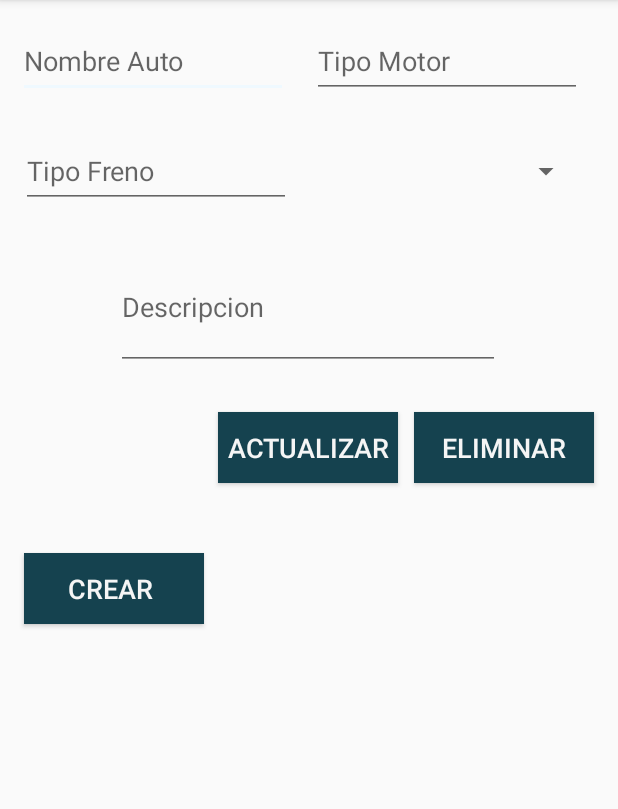
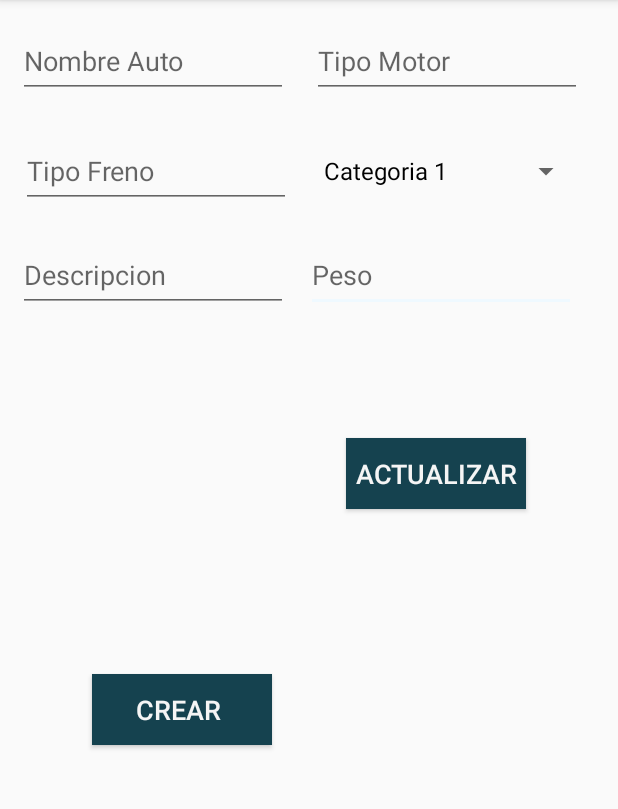
Before and after one commit to Joseph-112/UdeCarFinal, an Android app: the CrearAutos screen opened directly, with no data from a screen before it, after a tap on "CREAR", on a phone screen of 412 x 824 dp, the part 84-893 px from its top. Run offline under Robolectric (Android 15) with nearby library versions, the phone set to English and light mode, and no system bars; our stand-ins replace Firebase (no records; nobody signed in at launch, a user with empty details on screens opened directly).

Commit message:
//Listado de motores

```diff
--- a/app/src/main/java/com/udecar/CrearAutos.java
+++ b/app/src/main/java/com/udecar/CrearAutos.java
@@ -6,47 +6,46 @@ import androidx.appcompat.app.AppCompatActivity;
 import android.app.ProgressDialog;
 import android.os.Bundle;
 import android.text.TextUtils;
-import android.view.MenuItem;
 import android.view.View;
 import android.widget.AdapterView;
 import android.widget.ArrayAdapter;
 import android.widget.Button;
 import android.widget.EditText;
 import android.widget.ListView;
-import android.widget.ProgressBar;
 import android.widget.Spinner;
 import android.widget.Toast;
 
-import com.google.firebase.FirebaseApp;
 import com.google.firebase.database.DataSnapshot;
 import com.google.firebase.database.DatabaseError;
 import com.google.firebase.database.DatabaseReference;
 import com.google.firebase.database.FirebaseDatabase;
 import com.google.firebase.database.ValueEventListener;
-import com.udecar.Datos.Autos;
+import com.udecar.Datos.Automovil;
+import com.udecar.Datos.Bujia;
 
 import java.util.ArrayList;
 import java.util.List;
-import java.util.UUID;
 
-public class CrearAutos extends AppCompatActivity implements View.OnClickListener {
+public class CrearAutos<categoria> extends AppCompatActivity implements View.OnClickListener, AdapterView.OnItemSelectedListener {
 
-    private List<Autos> listAutos = new ArrayList<Autos>();
-    ArrayAdapter<Autos> arrayAdapterAutos;
+    private List<Automovil> listAutos = new ArrayList<Automovil>();
+    ArrayAdapter<Automovil> arrayAdapterAutos;
 
     private EditText nombreAuto;
     private EditText tipoFreno;
     private EditText tipoMotor;
-    private Button btnCrear, btnActualizar, btnEliminar;
+    private EditText descripcion, peso;
+    private Button btnCrear, btnActualizar;
     private Spinner sp_Categoria;
     private ListView autos;
+
 
     private ProgressDialog progressDialog;
 
     FirebaseDatabase firebaseDatabase;
     DatabaseReference databaseReference;
 
-    Autos autoSelected;
+    Automovil autoSelected;
 
 
 
@@ -58,10 +57,12 @@ public class CrearAutos extends AppCompatActivity implements View.OnClickListene
         nombreAuto = (EditText) findViewById(R.id.textNombreAuto);
         tipoFreno = (EditText) findViewById(R.id.txtTipoFreno);
         tipoMotor = (EditText) findViewById(R.id.txtTipoMotor);
+        descripcion = (EditText) findViewById(R.id.txtDescripcion);
+        peso = (EditText) findViewById(R.id.txtPeso);
         btnCrear= (Button) findViewById(R.id.btnCrear);
         btnActualizar= (Button) findViewById(R.id.btn_Actualizar);
-        btnEliminar= (Button) findViewById(R.id.btn_Eliminar);
-        sp_Categoria = (Spinner) findViewById(R.id.spCategoria);
+        sp_Categoria = findViewById(R.id.spCategoria);
+        sp_Categoria.setOnItemSelectedListener(this);
 
         autos = (ListView) findViewById(R.id.lvAutos);
 
@@ -69,40 +70,54 @@ public class CrearAutos extends AppCompatActivity implements View.OnClickListene
         firebaseDatabase = firebaseDatabase.getInstance();
         databaseReference = firebaseDatabase.getReference();
         listAutos();
-        llenarCategoria();
+        categoria();
 
 
-       btnCrear.setOnClickListener(this);
-       btnActualizar.setOnClickListener(this);
-       btnEliminar.setOnClickListener(this);
+        btnCrear.setOnClickListener(this);
+        btnActualizar.setOnClickListener(this);
+
 
         autos.setOnItemClickListener(new AdapterView.OnItemClickListener() {
             @Override
             public void onItemClick(AdapterView<?> parent, View view, int position, long id) {
-                autoSelected = (Autos) parent.getItemAtPosition(position);
-                nombreAuto.setText(autoSelected.getNombreAuto());
-                tipoFreno.setText(autoSelected.getTipoFreno());
-                tipoMotor.setText(autoSelected.getTipoMotor());
+                autoSelected = (Automovil) parent.getItemAtPosition(position);
+                nombreAuto.setText(autoSelected.getNombreAutomovil());
+                tipoFreno.setText(autoSelected.getNombreFrenos());
+                tipoMotor.setText(autoSelected.getNombreMotor());
+                descripcion.setText(autoSelected.getDescripcion());
+                //peso.setText((int) autoSelected.getPesoAutomovil());
+
             }
         });
 
+
     }
+    private void categoria (){
+        String [] categorias ={"Categoria 1", "Categoria 2", "Categoria 3"};
+        sp_Categoria.setAdapter((new ArrayAdapter<String>(CrearAutos.this, android.R.layout.simple_spinner_dropdown_item, categorias)));
 
-    private void llenarCategoria() {
     }
 
     private void listAutos() {
-        databaseReference.child("Autos").addValueEventListener(new ValueEventListener() {
+        databaseReference.child("Automoviles").addValueEventListener(new ValueEventListener() {
             @Override
             public void onDataChange(@NonNull DataSnapshot dataSnapshot) {
                 listAutos.clear();
-                for (DataSnapshot objSnaptshot : dataSnapshot.getChildren()){
-                    Autos a = objSnaptshot.getValue(Autos.class);
+                for (DataSnapshot auto : dataSnapshot.getChildren()){
+                    Automovil a = auto.getValue(Automovil.class);
+                    a.setNombreAutomovil(auto.getKey());
+                   // a.setPesoAutomovil(Float.parseFloat(auto.child("pesoAutomovil").getValue().toString()));
+                    a.setNombreMotor(auto.child("nombreMotor").getValue().toString());
+                    a.setDescripcion(auto.child("descripcion").getValue().toString());
+                    a.setNombreFrenos(auto.child("nombreFrenos").getValue().toString());
+                    //a.setImagenAutomovil(Integer.parseInt(auto.child("imagenAutomovil").getValue().toString()));
+                    a.setCategoria(auto.child("categoria").getValue().toString());
                     listAutos.add(a);
 
-                    arrayAdapterAutos = new ArrayAdapter<Autos>(CrearAutos.this, android.R.layout.simple_list_item_1, listAutos);
+                    arrayAdapterAutos = new ArrayAdapter<Automovil>(CrearAutos.this, android.R.layout.simple_list_item_1, listAutos);
                     autos.setAdapter(arrayAdapterAutos);
                 }
+
             }
 
             @Override
@@ -117,6 +132,10 @@ public class CrearAutos extends AppCompatActivity implements View.OnClickListene
         String nombre = nombreAuto.getText().toString();
         String freno = tipoFreno.getText().toString();
         String motor = tipoMotor.getText().toString();
+        String descrip = descripcion.getText().toString();
+        String categ = sp_Categoria.toString();
+        String pso = peso.getText().toString();
+
 
         if (TextUtils.isEmpty(nombre)){
             Toast.makeText(this, "Por favor ingrese un nombre de auto", Toast.LENGTH_SHORT).show();
@@ -132,13 +151,28 @@ public class CrearAutos extends AppCompatActivity implements View.OnClickListene
             Toast.makeText(this, "Por favor ingrese un tipo de motor", Toast.LENGTH_SHORT).show();
             return;
         }
+
+        if (TextUtils.isEmpty(descrip)){
+            Toast.makeText(this, "Por favor ingrese una descripcion", Toast.LENGTH_SHORT).show();
+            return;
+        }
+
+
         else {
-            Autos a = new Autos();
-            a.setIdAuto(UUID.randomUUID().toString());
-            a.setNombreAuto(nombre);
-            a.setTipoFreno(freno);
-            a.setTipoMotor(motor);
-            databaseReference.child("Autos").child(a.getIdAuto()).setValue(a);
+            Automovil a = new Automovil();
+            Bujia b = new Bujia();
+
+
+
+            a.setNombreAutomovil(nombre);
+            a.setNombreFrenos(freno);
+            a.setNombreMotor(motor);
+            a.setDescripcion(descrip);
+            a.setCategoria(categ);
+            //a.setPesoAutomovil(pso);
+//Firebase
+            databaseReference.child("Automoviles").child(a.getNombreAutomovil()).setValue(a);
+            databaseReference.child("Bujia").child(a.getNombreAutomovil()).setValue(a);
             Toast.makeText(this, "Agregado", Toast.LENGTH_SHORT).show();
             limpiarCajas();
         }
@@ -151,33 +185,33 @@ public class CrearAutos extends AppCompatActivity implements View.OnClickListene
         String nombre = nombreAuto.getText().toString();
         String freno = tipoFreno.getText().toString();
         String motor = tipoMotor.getText().toString();
+        String categ = sp_Categoria.toString();
+        String descrip = descripcion.getText().toString();
+        // pso = peso.getText().toString();
 
-        Autos b = new Autos();
-        b.setIdAuto(autoSelected.getIdAuto());
-        b.setNombreAuto(nombreAuto.getText().toString().trim());
-        b.setNombreAuto(tipoFreno.getText().toString().trim());
-        b.setNombreAuto(tipoMotor.getText().toString().trim());
-        databaseReference.child("Autos").child(b.getIdAuto()).setValue(b);
+        Automovil b = new Automovil();
+        b.setNombreMotor(autoSelected.getNombreAutomovil());
+        b.setNombreAutomovil(nombreAuto.getText().toString().trim());
+        b.setNombreFrenos(tipoFreno.getText().toString().trim());
+        b.setNombreMotor(tipoMotor.getText().toString().trim());
+        b.setCategoria(sp_Categoria.getSelectedItem().toString().trim());
+
+
+        databaseReference.child("Automoviles").child(b.getNombreAutomovil()).setValue(b);
         Toast.makeText(this,"Actualizado", Toast.LENGTH_LONG).show();
         limpiarCajas();
 
 
     }
 
-    private void eliminar() {
-        Autos p = new Autos();
-        p.setIdAuto(autoSelected.getIdAuto());
-        databaseReference.child("Autos").child(p.getIdAuto()).removeValue();
-        Toast.makeText(this,"Eliminado", Toast.LENGTH_LONG).show();
-        limpiarCajas();
-
-    }
-
-
     private void limpiarCajas(){
         nombreAuto.setText("");
         tipoFreno.setText("");
         tipoMotor.setText("");
+        descripcion.setText("");
+        peso.setText("");
+
+
 
     }
 
@@ -185,9 +219,16 @@ public class CrearAutos extends AppCompatActivity implements View.OnClickListene
     @Override
     public void onClick(View v) {
         Registrar();
-        actualizar();
-        eliminar();
     }
 
 
+    @Override
+    public void onItemSelected(AdapterView<?> parent, View view, int position, long id) {
+
+    }
+
+    @Override
+    public void onNothingSelected(AdapterView<?> parent) {
+
+    }
 }
--- a/app/src/main/res/layout/activity_crear_autos.xml
+++ b/app/src/main/res/layout/activity_crear_autos.xml
@@ -5,6 +5,18 @@
     android:layout_width="match_parent"
     android:layout_height="match_parent"
     tools:context=".CrearAutos">
+
+    <EditText
+        android:id="@+id/txtPeso"
+        android:layout_width="180dp"
+        android:layout_height="49dp"
+        android:layout_marginStart="204dp"
+        android:layout_marginTop="20dp"
+        android:ems="10"
+        android:hint="Peso"
+        android:inputType="textPersonName"
+        app:layout_constraintStart_toStartOf="parent"
+        app:layout_constraintTop_toBottomOf="@+id/txtTipoFreno" />
 
     <EditText
         android:id="@+id/textNombreAuto"
@@ -46,10 +58,10 @@
         android:id="@+id/btnCrear"
         android:layout_width="120dp"
         android:layout_height="47dp"
-        android:layout_marginStart="16dp"
+        android:layout_marginStart="28dp"
+        android:layout_marginEnd="8dp"
         android:layout_marginBottom="260dp"
         android:background="@color/colorPrimary"
-        android:onClick="onClick"
         android:scrollbarThumbHorizontal="@color/browser_actions_text_color"
         android:scrollbarThumbVertical="@color/browser_actions_text_color"
         android:shadowColor="@color/colorPrimary"
@@ -57,51 +69,37 @@
         android:textColor="@color/browser_actions_bg_grey"
         android:textSize="18sp"
         app:layout_constraintBottom_toBottomOf="parent"
+        app:layout_constraintEnd_toStartOf="@+id/btn_Actualizar"
         app:layout_constraintStart_toStartOf="parent"
-        app:layout_constraintTop_toBottomOf="@+id/editTextTextPersonName"
-        app:layout_constraintVertical_bias="0.571" />
+        app:layout_constraintTop_toBottomOf="@+id/txtDescripcion"
+        app:layout_constraintVertical_bias="0.955" />
 
     <ListView
         android:id="@+id/lvAutos"
         android:layout_width="378dp"
         android:layout_height="238dp"
-        android:layout_marginTop="20dp"
+        android:layout_marginTop="8dp"
         app:layout_constraintEnd_toEndOf="parent"
         app:layout_constraintHorizontal_bias="0.515"
         app:layout_constraintStart_toStartOf="parent"
-        app:layout_constraintTop_toBottomOf="@+id/btnCrear" />
+        app:layout_constraintTop_toBottomOf="@+id/btn_Actualizar" />
 
     <Button
         android:id="@+id/btn_Actualizar"
         android:layout_width="120dp"
         android:layout_height="47dp"
         android:layout_marginStart="8dp"
-        android:layout_marginTop="28dp"
-        android:layout_marginEnd="8dp"
+        android:layout_marginTop="84dp"
+        android:layout_marginEnd="28dp"
         android:background="@color/colorPrimary"
         android:onClick="onClick"
         android:text="Actualizar"
         android:textColor="@color/browser_actions_bg_grey"
         android:textColorHighlight="@color/browser_actions_bg_grey"
         android:textSize="18sp"
-        app:layout_constraintEnd_toStartOf="@+id/btn_Eliminar"
-        app:layout_constraintHorizontal_bias="0.333"
+        app:layout_constraintEnd_toEndOf="parent"
         app:layout_constraintStart_toEndOf="@+id/btnCrear"
-        app:layout_constraintTop_toBottomOf="@+id/editTextTextPersonName" />
-
-    <Button
-        android:id="@+id/btn_Eliminar"
-        android:layout_width="120dp"
-        android:layout_height="47dp"
-        android:layout_marginTop="28dp"
-        android:layout_marginEnd="16dp"
-        android:background="@color/colorPrimary"
-        android:onClick="onClick"
-        android:text="Eliminar"
-        android:textColor="@color/browser_actions_bg_grey"
-        android:textSize="18sp"
-        app:layout_constraintEnd_toEndOf="parent"
-        app:layout_constraintTop_toBottomOf="@+id/editTextTextPersonName" />
+        app:layout_constraintTop_toBottomOf="@+id/txtDescripcion" />
 
     <Spinner
         android:id="@+id/spCategoria"
@@ -113,16 +111,15 @@
         app:layout_constraintTop_toBottomOf="@+id/txtTipoMotor" />
 
     <EditText
-        android:id="@+id/editTextTextPersonName"
-        android:layout_width="256dp"
-        android:layout_height="84dp"
-        android:layout_marginTop="24dp"
+        android:id="@+id/txtDescripcion"
+        android:layout_width="180dp"
+        android:layout_height="49dp"
+        android:layout_marginStart="12dp"
+        android:layout_marginTop="20dp"
         android:ems="10"
         android:hint="Descripcion"
         android:inputType="textPersonName"
-        app:layout_constraintEnd_toEndOf="parent"
-        app:layout_constraintHorizontal_bias="0.496"
         app:layout_constraintStart_toStartOf="parent"
-        app:layout_constraintTop_toBottomOf="@+id/spCategoria" />
+        app:layout_constraintTop_toBottomOf="@+id/txtTipoFreno" />
 
 </androidx.constraintlayout.widget.ConstraintLayout>
```
Also changed, not shown: app/src/main/AndroidManifest.xml (+6 -5 lines), app/src/main/java/com/udecar/CrearMotor.java (added, +14 -0 lines), app/src/main/java/com/udecar/Datos/Motor.java (+11 -1 lines), app/src/main/java/com/udecar/FragmentCrearMotor.java (added, +92 -0 lines), app/src/main/res/layout/activity_crear_motor.xml (added, +112 -0 lines).
